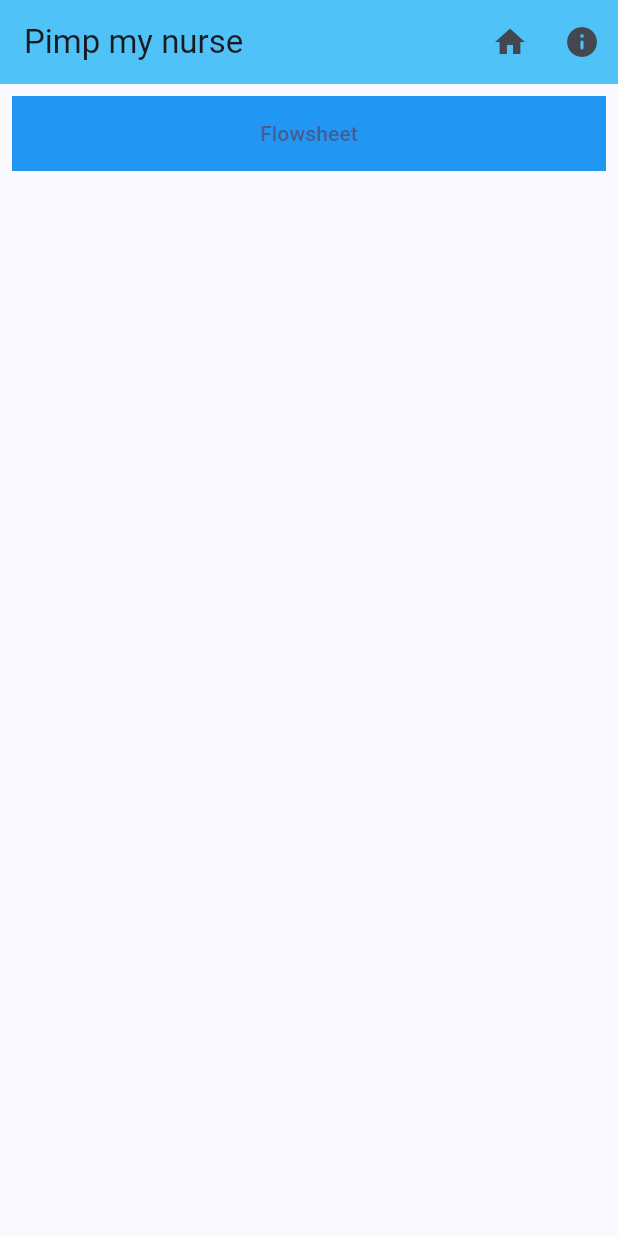
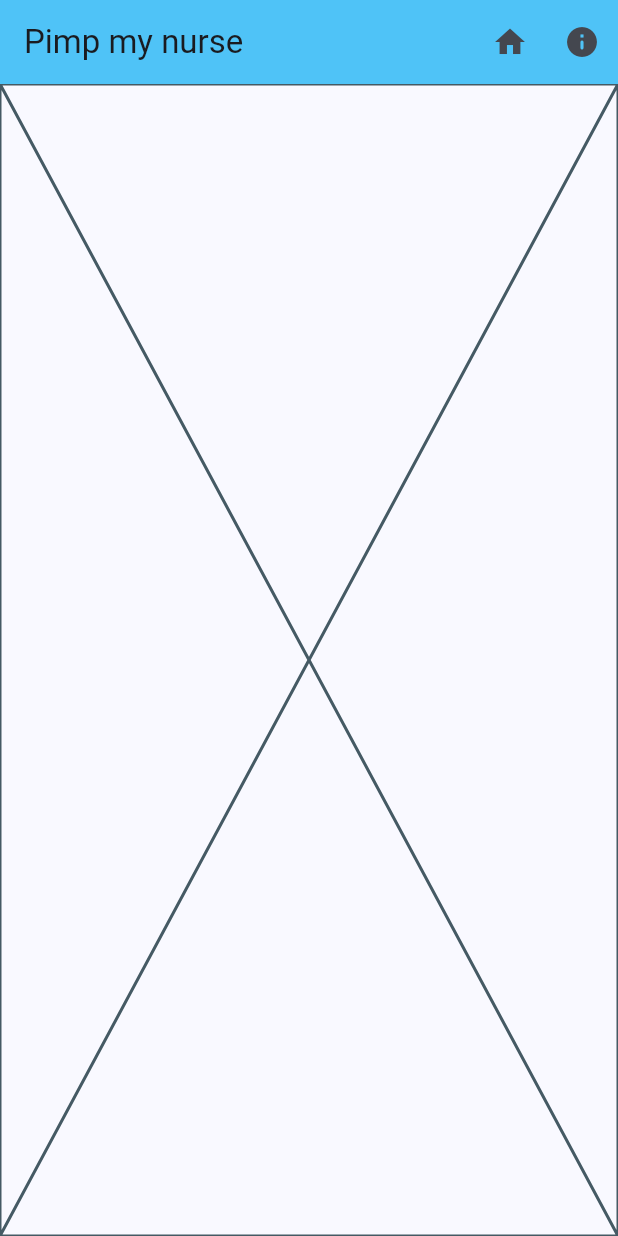
Before and after one commit to fydrah/pimpmynurse, a Flutter app: the screen it shows after launch, after a tap on the "info" icon, on a phone screen of 412 x 824 dp. Run offline on Flutter 3.47's test engine with Material 2 defaults, Android fonts, the light colour scheme and no system bars.

Commit message:
before cleanup

```diff
--- a/lib/main.dart
+++ b/lib/main.dart
@@ -17,7 +17,7 @@ class MainApp extends StatelessWidget {
         colorScheme: ColorScheme.fromSeed(seedColor: Colors.blueAccent),
         //primarySwatch: Colors.blueGrey,
       ),
-      home: Home(),
+      home: const Home(),
     );
   }
 }
--- a/lib/models/flowsheet.dart
+++ b/lib/models/flowsheet.dart
@@ -1,7 +1,12 @@
+import 'package:flutter/material.dart';
 import 'package:pimpmynurse/models/output.dart';
 import 'package:pimpmynurse/models/shift.dart';
 import 'package:pimpmynurse/models/intake.dart';
 import 'package:pimpmynurse/models/total.dart';
+
+class FlowsheetHomeModel extends ChangeNotifier {
+  final List<FlowsheetModel> flowsheetList = [];
+}
 
 class FlowsheetModel {
   final DateTime date = DateTime.now();
--- a/lib/models/intake.dart
+++ b/lib/models/intake.dart
@@ -1,7 +1,8 @@
+import 'package:flutter/material.dart';
 import 'package:pimpmynurse/models/total.dart';
 import 'package:pimpmynurse/models/medication.dart';
 
-class IntakeModel {
+class IntakeModel extends ChangeNotifier {
   late int hour;
   List<MedicationModel> medications = [];
   late TotalModel totalPO;
--- a/lib/screens/home.dart
+++ b/lib/screens/home.dart
@@ -1,12 +1,22 @@
 import 'package:flutter/material.dart';
-import 'package:pimpmynurse/screens/flowsheet.dart';
+import 'package:pimpmynurse/screens/flowsheethome.dart';
 
-class Home extends StatelessWidget {
-  Home({super.key});
+class Home extends StatefulWidget {
+  const Home({super.key});
 
-  late Widget current = homePageContent();
-  List<Map<String, dynamic>> pimps = [
-    {"name": "Flowsheet", "page": FlowsheetHome()},
+  @override
+  State<Home> createState() => _HomeState();
+}
+
+class _HomeState extends State<Home> {
+  @override
+  Widget build(BuildContext context) {
+    return Scaffold(appBar: appBar(), body: _current);
+  }
+
+  late Widget _current = homePageContent();
+  late List<Map<String, dynamic>> _pimps = [
+    {"name": "Flowsheet", "page": const FlowsheetHome()},
   ];
 
   void navigate(BuildContext context, Widget page) {
@@ -18,7 +28,7 @@ class Home extends StatelessWidget {
   Widget homePageContent() {
     return ListView.separated(
       padding: const EdgeInsets.all(8),
-      itemCount: pimps.length,
+      itemCount: _pimps.length,
       itemBuilder: (BuildContext context, int index) {
         return Container(
           height: 50,
@@ -26,9 +36,11 @@ class Home extends StatelessWidget {
           child: Center(
               child: TextButton(
             onPressed: () {
-              navigate(context, pimps[index]['page']);
+              setState(() {
+                navigate(context, _pimps[index]['page']);
+              });
             },
-            child: Text(pimps[index]['name']),
+            child: Text(_pimps[index]['name']),
           )),
         );
       },
@@ -47,18 +59,17 @@ class Home extends StatelessWidget {
   List<Widget> get appBarActions => [
         IconButton(
             onPressed: () {
-              current = homePageContent();
+              setState(() {
+                _current = homePageContent();
+              });
             },
             icon: const Icon(Icons.home)),
         IconButton(
             onPressed: () {
-              current = const Placeholder();
+              setState(() {
+                _current = const Placeholder();
+              });
             },
             icon: const Icon(Icons.info_rounded)),
       ];
-
-  @override
-  Widget build(BuildContext context) {
-    return Scaffold(appBar: appBar(), body: current);
-  }
 }
--- a/pubspec.yaml
+++ b/pubspec.yaml
@@ -9,6 +9,7 @@ environment:
 dependencies:
   flutter:
     sdk: flutter
+  provider: ^6.0.0
 
 dev_dependencies:
   flutter_test:
```
Also changed, not shown: lib/models/shift.dart (+7 -4 lines), lib/screens/flowsheethome.dart (+20 -8 lines), pubspec.lock, 1 other file.
